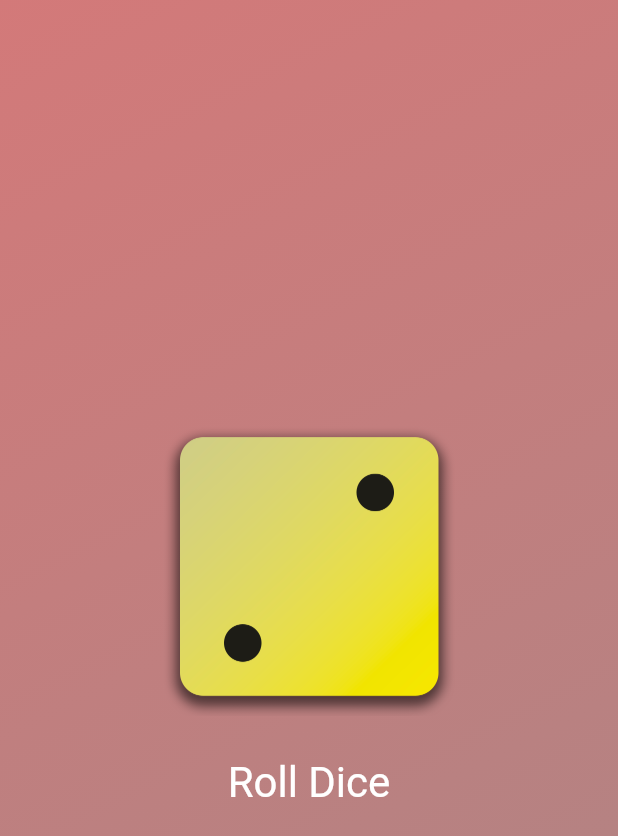
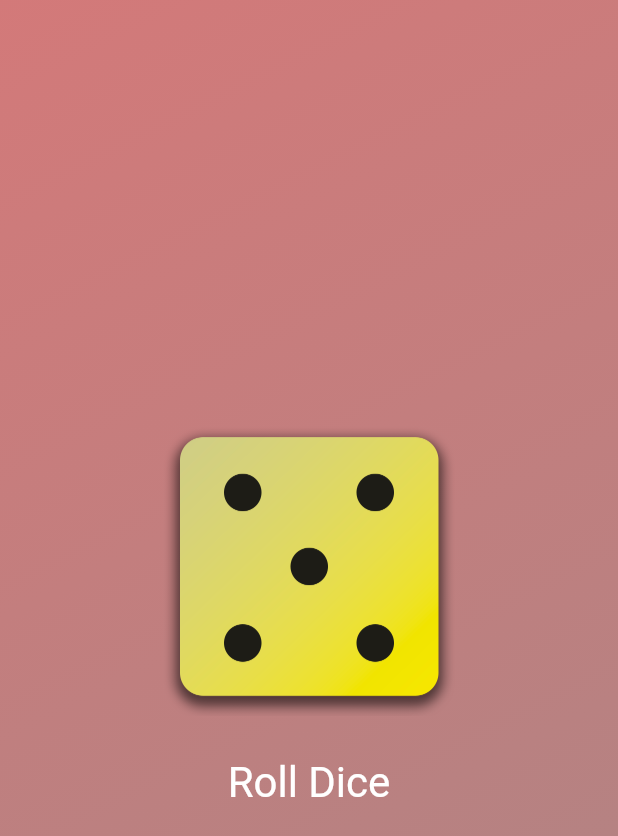
Before and after one commit to boris920308/lecture, a Flutter app: the screen it shows after launch, after a tap on "Roll Dice", on a phone screen of 412 x 824 dp. Shown: the top 836 px of the screen. Run offline on Flutter 3.47's test engine with Material 2 defaults, Android fonts, the phone set to English and light mode, and no system bars.

Commit message:
[ feat ][CompleteFlutter] #roll_dice 1.StatefulWidget

```diff
--- /dev/null
+++ b/ude/complete_flutter/roll_dice/lib/dice_roller.dart
@@ -0,0 +1,50 @@
+import 'dart:math';
+import 'package:flutter/material.dart';
+
+final randomizer = Random();
+
+class DiceRoller extends StatefulWidget {
+  const DiceRoller({super.key});
+
+  @override
+  State<DiceRoller> createState() {
+    return _DiceRollerState();
+  }
+}
+
+class _DiceRollerState extends State<DiceRoller> {
+  var currentDiceRoll = 2;
+
+  void rollDice() {
+    setState(() {
+      currentDiceRoll = randomizer.nextInt(6) + 1;
+    });
+  }
+
+  @override
+  Widget build(context) {
+    return Column(
+      mainAxisSize: MainAxisSize.min,
+      children: [
+        Image.asset(
+          'assets/images/dice-$currentDiceRoll.png',
+          width: 200,
+        ),
+        const SizedBox(height: 20),
+        TextButton(
+          onPressed: rollDice,
+          style: TextButton.styleFrom(
+            // padding: const EdgeInsets.only(
+            //   top: 20,
+            // ),
+            foregroundColor: Colors.white,
+            textStyle: const TextStyle(
+              fontSize: 28,
+            ),
+          ),
+          child: const Text('Roll Dice'),
+        ),
+      ],
+    );
+  }
+}
--- a/ude/complete_flutter/roll_dice/lib/gradient_container.dart
+++ b/ude/complete_flutter/roll_dice/lib/gradient_container.dart
@@ -1,24 +1,19 @@
 import 'package:flutter/material.dart';
+import 'package:roll_dice/dice_roller.dart';
 
 const startAlignment = Alignment.topLeft;
 // Alignment? startAlignment;
 const endAlignment = Alignment.bottomRight;
 
 class GradientContainer extends StatelessWidget {
-  GradientContainer(this.startColor, this.endColor, {super.key});
+  const GradientContainer(this.startColor, this.endColor, {super.key});
 
-  GradientContainer.purple({super.key})
+  const GradientContainer.purple({super.key})
       : startColor = Colors.deepPurple,
         endColor = Colors.indigo;
 
   final Color startColor;
   final Color endColor;
-  var activeDiceImage = 'assets/images/dice-2.png';
-
-  void rollDice() {
-    activeDiceImage = 'assets/images/dice-4.png';
-    print('Changing image...');
-  }
 
   @override
   Widget build(BuildContext context) {
@@ -35,30 +30,8 @@ class GradientContainer extends StatelessWidget {
           end: endAlignment,
         ),
       ),
-      child: Center(
-        child: Column(
-          mainAxisSize: MainAxisSize.min,
-          children: [
-            Image.asset(
-              'assets/images/dice-2.png',
-              width: 200,
-            ),
-            const SizedBox(height: 20),
-            TextButton(
-              onPressed: rollDice,
-              style: TextButton.styleFrom(
-                // padding: const EdgeInsets.only(
-                //   top: 20,
-                // ),
-                foregroundColor: Colors.white,
-                textStyle: const TextStyle(
-                  fontSize: 28,
-                ),
-              ),
-              child: const Text('Roll Dice'),
-            ),
-          ],
-        ),
+      child: const Center(
+        child: DiceRoller(),
       ),
     );
     // throw UnimplementedError();
--- a/ude/complete_flutter/roll_dice/lib/main.dart
+++ b/ude/complete_flutter/roll_dice/lib/main.dart
@@ -3,12 +3,12 @@ import 'package:roll_dice/gradient_container.dart';
 
 void main() {
   runApp(
-    MaterialApp(
+    const MaterialApp(
       home: Scaffold(
         // backgroundColor: Color.fromARGB(255, 12, 58, 59),
         body: GradientContainer(
-          const Color.fromARGB(225, 206, 104, 104),
-          const Color.fromARGB(224, 160, 117, 117),
+          Color.fromARGB(225, 206, 104, 104),
+          Color.fromARGB(224, 160, 117, 117),
         ),
       ),
     ),
```
